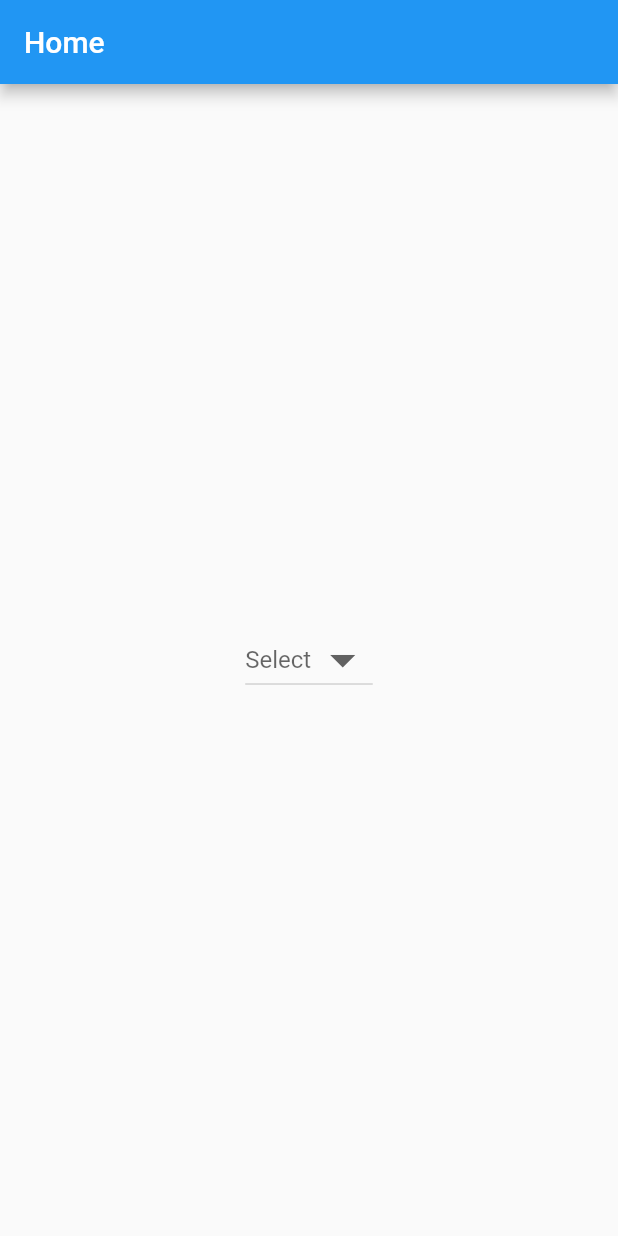
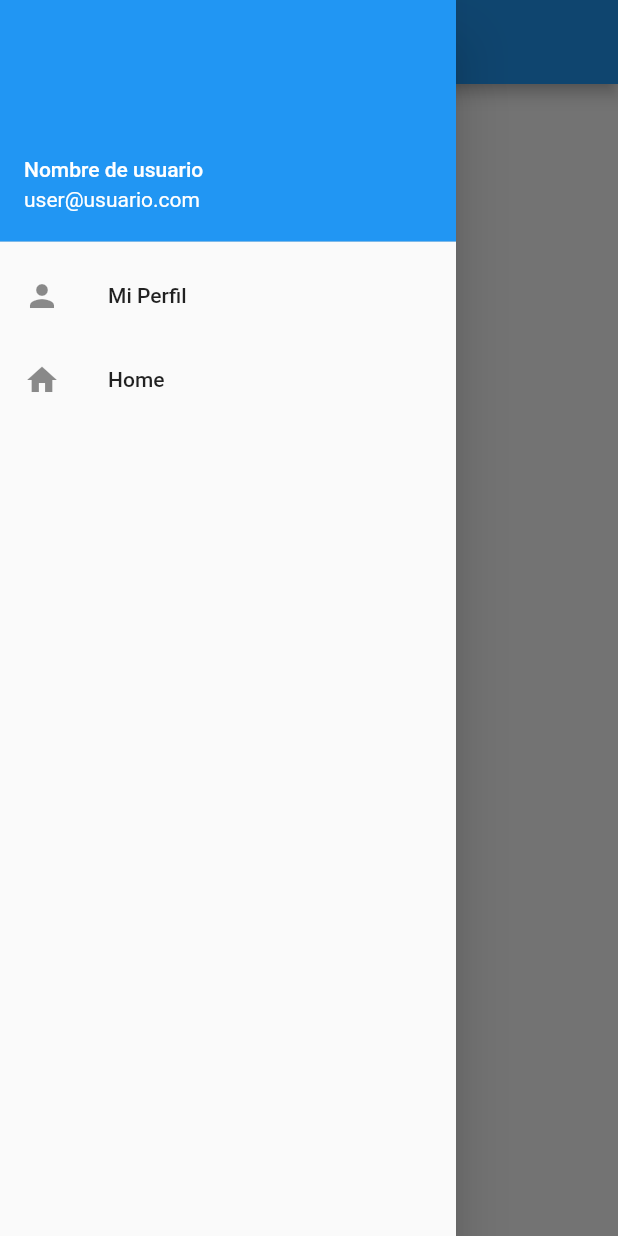
Before and after one commit to AnaCastellanos/Drawer_Flutter, a Flutter app: the screen it shows after launch, with the side drawer open (before the commit the screen has no drawer), on a phone screen of 412 x 824 dp. Run offline on Flutter 3.47's test engine with Material 2 defaults, Android fonts, the phone set to English and light mode, and no system bars.

Commit message:
Add drawer

```diff
--- a/lib/app.dart
+++ b/lib/app.dart
@@ -1,4 +1,5 @@
 import 'package:flutter/material.dart';
+import 'drawer.dart';
 
 class App extends StatefulWidget{
   @override
@@ -6,31 +7,38 @@ class App extends StatefulWidget{
 }
 
 class _AppState extends State<App> {
-  List<DropdownMenuItem<int>> listDrop = [];
-  String selected;
+  List<DropdownMenuItem<String>> listDrop = [];
+  List<String> drop = ['Item 1', 'Item 2', 'Item 3', 'Item 4', 'Item 5'];
+  String selected = null;
 
   void loadData() {
     listDrop = [];
-    listDrop.add(DropdownMenuItem(child: Text('Item 1'), value: 1));
-    listDrop.add(DropdownMenuItem(child: Text('Item 2'), value: 2));
-    listDrop.add(DropdownMenuItem(child: Text('Item 3'), value: 3));
+    listDrop = drop.map((val) => DropdownMenuItem<String>(
+      child: Text(val), value: val,)).toList();
+  }
+
+  void _onChanged(String value){
+    setState(() {
+          selected = value;
+    });
   }
 
   @override
   Widget build(context){
     loadData();
     return Scaffold(
-      appBar: AppBar(title: Text('Home'),),
+      appBar: AppBar(
+        title: Text('Home'),
+      ),
+      drawer: MyDrawer(),
       body: Center(
         child: DropdownButton(
+          value: selected,
           hint: Text('Select'),
           iconSize: 40.0,
           elevation: 5,
           onChanged: (value) {
-            selected = value;
-            setState(() {
-
-              });
+            _onChanged(value);
           },
           items: listDrop,
         )
--- /dev/null
+++ b/lib/drawer.dart
@@ -0,0 +1,40 @@
+import 'package:flutter/material.dart';
+
+class MyDrawer extends StatefulWidget {
+  @override
+  _MyDrawer createState() => new _MyDrawer();
+}
+
+class _MyDrawer extends State<MyDrawer> {
+  @override
+  Widget build(BuildContext context) {
+    return new Drawer(
+        child: ListView(
+          children: <Widget>[
+            UserAccountsDrawerHeader(
+              accountName: Text('Nombre de usuario'),
+              accountEmail: Text('user@usuario.com'),
+            ),
+            Column(
+              children: <Widget>[
+                ListTile(
+                  leading: new Icon(Icons.person),
+                  title: Text('Mi Perfil'),
+                  onTap: () {
+                    Navigator.pop(context);
+                  },
+                ),
+                ListTile(
+                  leading: new Icon(Icons.home),
+                  title: Text('Home'),
+                  onTap: () {
+                    Navigator.pop(context);
+                  },
+                ),
+              ],
+            ),
+          ]
+        )
+      );
+    }
+}
```
